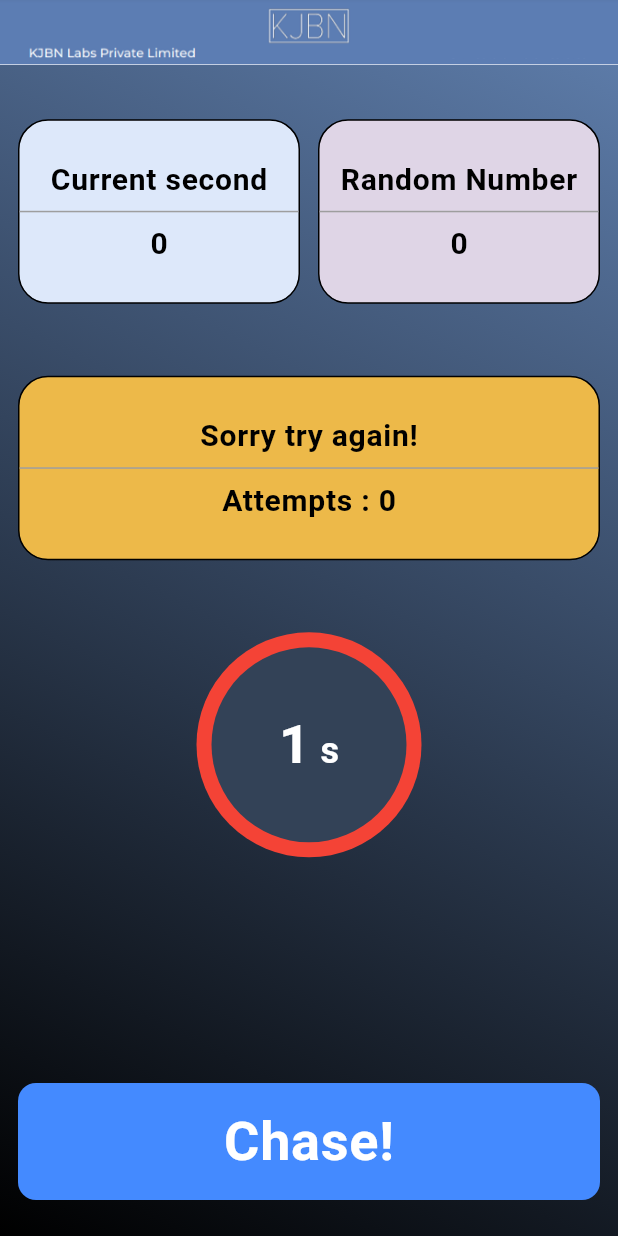
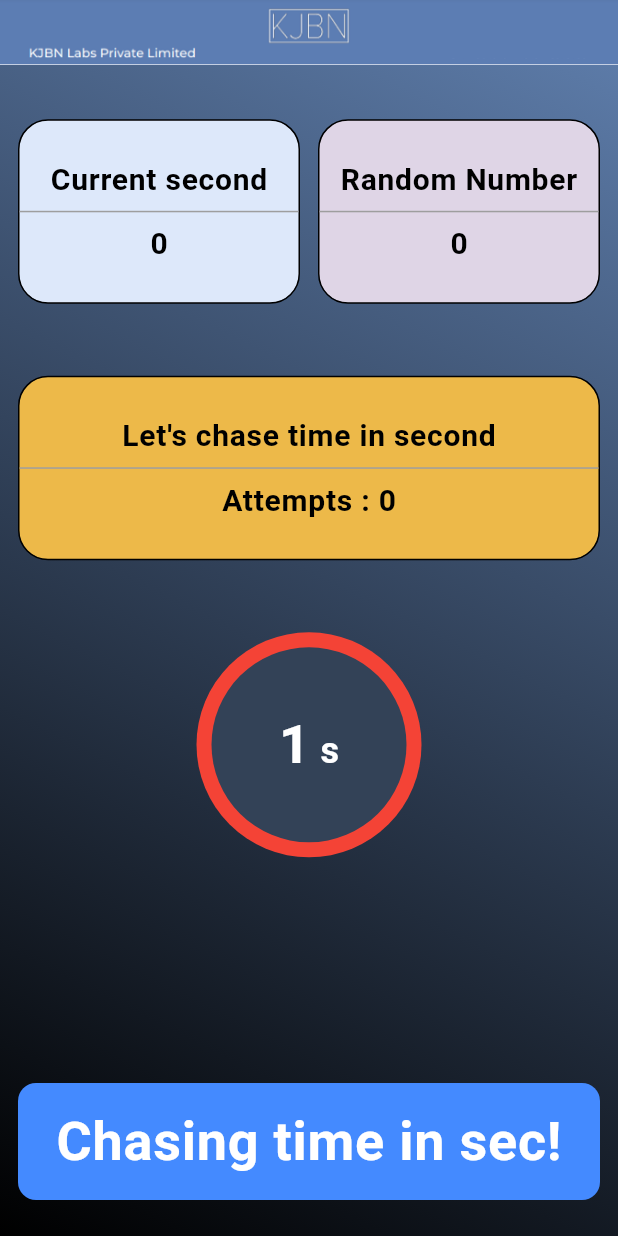
Before and after one commit to ajayg51/kjbn_assignment, a Flutter app: the screen it shows after launch, on a phone screen of 412 x 824 dp. Run offline on Flutter 3.47's test engine with Material 3 defaults, Android fonts, the phone set to English and light mode, and no system bars; our stand-ins replace get.

Commit message:
handled all what is required.

```diff
--- a/lib/screens/home_screen.dart
+++ b/lib/screens/home_screen.dart
@@ -30,35 +30,58 @@ class HomeScreen extends StatelessWidget {
                         48.verticalSpace,
                         Obx(
                           () {
+                            final successCount = controller.successCount.value;
+                            final failureCount = controller.failureCount.value;
                             final attemptCount = controller.attemptCount.value;
+
                             final isSuccess = controller.isSuccess.value;
                             final isTimeup = controller.isTimeup.value;
-
                             final secLeft = controller.timerSecond.value;
 
-                            // case failure
-                            String label = "Sorry try again!";
-                            String info = "Attempts : $attemptCount";
-                            int colorValue = ColorConsts.orange;
+                            const tryAgainLabel = "Let's chase time in second";
+                            final tryAgaininfo = "Attempts : $attemptCount";
+                            const tryAgainColorValue = ColorConsts.orange;
 
-                            // case success
-                            if (isSuccess) {
-                              label = "Success :)";
-                              info = "Score : 1/$attemptCount";
-                              colorValue = ColorConsts.green;
-                            }
-                            // case timeup
-                            else if (isTimeup) {
-                              label = "Failure :(";
-                              colorValue = ColorConsts.red;
-                            }
+                            const successLabel = "Success :)";
+                            final successInfo =
+                                "Score : $successCount/$attemptCount";
+                            const successColorValue = ColorConsts.green;
+
+                            const failureLabel = "Failure :(";
+                            final failureInfo =
+                                "Score : $failureCount/$attemptCount";
+                            const failureColorValue = ColorConsts.red;
 
                             return Column(
                               children: [
-                                buildResultInfo(
-                                  label: label,
-                                  info: info,
-                                  colorValue: colorValue,
+                                Row(
+                                  children: [
+                                    if (isSuccess || isTimeup) ...[
+                                      Expanded(
+                                        child: buildResultInfo(
+                                          label: failureLabel,
+                                          info: failureInfo,
+                                          colorValue: failureColorValue,
+                                        ),
+                                      ),
+                                      6.horizontalSpace,
+                                      Expanded(
+                                        child: buildResultInfo(
+                                          label: successLabel,
+                                          info: successInfo,
+                                          colorValue: successColorValue,
+                                        ),
+                                      ),
+                                    ] else ...[
+                                      Expanded(
+                                        child: buildResultInfo(
+                                          label: tryAgainLabel,
+                                          info: tryAgaininfo,
+                                          colorValue: tryAgainColorValue,
+                                        ),
+                                      ),
+                                    ]
+                                  ],
                                 ).padSymmetric(horizontalPad: 12),
                                 48.verticalSpace,
                                 buildTimer(secLeft: secLeft),
@@ -115,16 +138,10 @@ class HomeScreen extends StatelessWidget {
     required String info,
     required int colorValue,
   }) {
-    return Row(
-      children: [
-        Expanded(
-          child: buildTileInfo(
-            colorValue: colorValue,
-            label: label,
-            info: info,
-          ),
-        ),
-      ],
+    return buildTileInfo(
+      colorValue: colorValue,
+      label: label,
+      info: info,
     );
   }
 
@@ -139,6 +156,8 @@ class HomeScreen extends StatelessWidget {
         children: [
           Text(
             label,
+            maxLines: 1,
+            overflow: TextOverflow.ellipsis,
             style: Get.textTheme.bodyLarge?.copyWith(
               fontSize: 20,
               color: Colors.black,
@@ -149,6 +168,8 @@ class HomeScreen extends StatelessWidget {
           6.verticalSpace,
           Text(
             info,
+            maxLines: 1,
+            overflow: TextOverflow.ellipsis,
             style: Get.textTheme.bodyLarge?.copyWith(
               fontSize: 20,
               color: Colors.black,
@@ -176,6 +197,19 @@ class HomeScreen extends StatelessWidget {
   Widget buildTimer({
     required int secLeft,
   }) {
+    if (secLeft < 0) {
+      controller.restartGame();
+      return Text(
+        "Timer got negative value",
+        maxLines: 1,
+        overflow: TextOverflow.ellipsis,
+        style: Get.textTheme.bodyLarge?.copyWith(
+          color: Colors.red,
+          fontSize: 24,
+        ),
+      );
+    }
+
     Color color = Colors.green;
     if (secLeft < 5 && secLeft >= 3) {
       color = Colors.yellow;
@@ -249,7 +283,9 @@ class HomeScreen extends StatelessWidget {
               ),
               child: Center(
                 child: Text(
-                  "Chase!",
+                  "Chasing time in sec!",
+                  maxLines: 1,
+                  overflow: TextOverflow.ellipsis,
                   style: Get.textTheme.bodyLarge?.copyWith(fontSize: 36),
                 ).padAll(value: 12),
               ),
--- a/lib/screens/home_screen_controller.dart
+++ b/lib/screens/home_screen_controller.dart
@@ -7,15 +7,18 @@ import 'package:get/get_rx/src/rx_workers/utils/debouncer.dart';
 class HomeScreenController extends GetxController {
   final currentSecond = 0.obs;
   final randomValue = 0.obs;
+
+  final successCount = 0.obs;
+  final failureCount = 0.obs;
+
   final attemptCount = 0.obs;
   final timerSecond = 5.obs;
 
-  final isRestartGame = false.obs;
   final isSuccess = false.obs;
   final isTimeup = false.obs;
 
   Timer? timer;
-  final debouncer = Debouncer(delay: const Duration(milliseconds: 1010));
+  final debouncer = Debouncer(delay: const Duration(milliseconds: 700));
 
   @override
   void onReady() {
@@ -24,15 +27,35 @@ class HomeScreenController extends GetxController {
     countSecond(isStopTimer: false);
   }
 
+  void restartGame() {
+    currentSecond.value = 0;
+    randomValue.value = 0;
+
+    successCount.value = 0;
+    failureCount.value = 0;
+
+    attemptCount.value = 0;
+    timerSecond.value = 5;
+
+    isSuccess.value = false;
+    isTimeup.value = false;
+  }
+
   void onBtnTap() {
-    if (timer != null && timer!.isActive) {
-      timer!.cancel();
-    }
     debouncer.call(() {
+      if (timerSecond.value < 0) {
+        if (timer != null && timer!.isActive) {
+          timer!.cancel();
+        }
+        return;
+      }
+
+      if (timer != null && timer!.isActive) {
+        timer!.cancel();
+      }
+
       currentSecond.value = DateTime.now().second;
       randomValue.value = Random().nextInt(60);
-      // currentSecond.value = 1;
-      // randomValue.value = 1;
       timerSecond.value = 5;
 
       attemptCount.value += 1;
@@ -41,13 +64,15 @@ class HomeScreenController extends GetxController {
         if (timer != null && timer!.isActive) {
           timer!.cancel();
         }
+
+        successCount.value += 1;
         isSuccess.value = true;
       } else {
         if (timer != null && timer!.isActive) {
           timer!.cancel();
         }
+
         countSecond(isStopTimer: false);
-        isRestartGame.value = true;
       }
     });
   }
@@ -69,10 +94,15 @@ class HomeScreenController extends GetxController {
         timerSecond.value -= 1;
         if (timerSecond.value == 0) {
           isSuccess.value = false;
+          failureCount.value += 1;
           isTimeup.value = true;
           timer.cancel();
         }
       },
     );
   }
+
+  void onRestart() {
+    isSuccess.value = false;
+  }
 }
```
Also changed, not shown: 5 other files.
